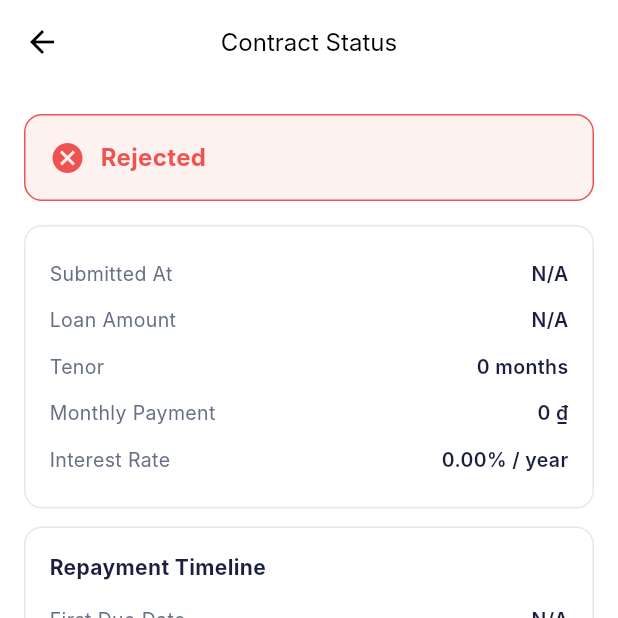
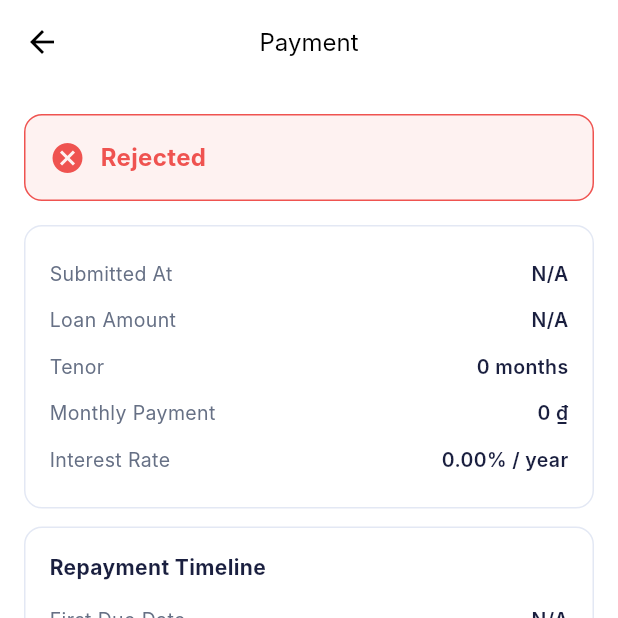
Before and after one commit to blacki0214/creditscoringapp, a Flutter app: the ApplicationContractStatusPage screen opened directly with empty values, on a phone screen of 412 x 824 dp, the top half of it. Run offline on Flutter 3.47's test engine with Material 3 defaults, Android fonts, the phone set to English and light mode, and no system bars; our stand-ins replace camera, cloud_firestore, file_picker, firebase_auth, firebase_core, firebase_messaging and 8 more; accounts and stored records are empty; generated files the repository leaves out were written again; network calls fail; Roboto replaces fonts that are missing (Inter); statements that could not run were skipped.

Commit message:
Refactor ApplicationContractStatusPage and MainShell for improved navigation and UI consistency

```diff
--- a/lib/home/application_contract_status_page.dart
+++ b/lib/home/application_contract_status_page.dart
@@ -76,7 +76,6 @@ class _ApplicationContractStatusPageState extends State<ApplicationContractStatu
 
     final dateTimePattern = isVietnamese ? 'dd/MM/yyyy HH:mm' : 'dd/MM/yyyy HH:mm';
     final datePattern = isVietnamese ? 'dd/MM/yyyy' : 'dd/MM/yyyy';
-    final monthYearPattern = isVietnamese ? 'MM/yyyy' : 'MMM yyyy';
     final naText = context.t('N/A', 'Không có');
 
     return Scaffold(
@@ -89,7 +88,7 @@ class _ApplicationContractStatusPageState extends State<ApplicationContractStatu
           onPressed: () => Navigator.pop(context),
         ),
         title: Text(
-          context.t('Contract Status', 'Trạng thái hợp đồng'),
+          context.t('Payment', 'Thanh toán'),
           style: const TextStyle(color: Colors.black, fontSize: 16),
         ),
       ),
@@ -199,55 +198,7 @@ class _ApplicationContractStatusPageState extends State<ApplicationContractStatu
               if (isApproved && tenorMonths != null && monthlyPayment != null) ...[
                 const SizedBox(height: 12),
                 _buildCard(
-                  title: context.t('Installment Schedule', 'Lịch trả góp'),
                   children: [
-                    Container(
-                      padding: const EdgeInsets.all(12),
-                      decoration: BoxDecoration(
-                        color: const Color(0xFFF5F7FA),
-                        borderRadius: BorderRadius.circular(8),
-                      ),
-                      child: Column(
-                        children: [
-                          Row(
-                            mainAxisAlignment: MainAxisAlignment.spaceBetween,
-                            children: [
-                              Text(
-                                context.t(
-                                  'Total Installments: $tenorMonths',
-                                  'Tổng số kỳ: $tenorMonths',
-                                ),
-                                style: const TextStyle(
-                                  fontSize: 13,
-                                  fontWeight: FontWeight.w600,
-                                  color: Color(0xFF1A1F3F),
-                                ),
-                              ),
-                              Text(
-                                currencyFormat.format(monthlyPayment),
-                                style: const TextStyle(
-                                  fontSize: 13,
-                                  fontWeight: FontWeight.w600,
-                                  color: Color(0xFF4CAF50),
-                                ),
-                              ),
-                            ],
-                          ),
-                          const SizedBox(height: 8),
-                          Text(
-                            context.t(
-                              'Monthly payment of ${currencyFormat.format(monthlyPayment)} starts from ${firstDueDate != null ? DateFormat('MMM yyyy').format(firstDueDate) : ""}',
-                              'Khoản trả hàng tháng ${currencyFormat.format(monthlyPayment)} bắt đầu từ ${firstDueDate != null ? DateFormat(monthYearPattern).format(firstDueDate) : ""}',
-                            ),
-                            style: const TextStyle(
-                              fontSize: 12,
-                              color: Color(0xFF667085),
-                            ),
-                          ),
-                        ],
-                      ),
-                    ),
-                    const SizedBox(height: 10),
                     if (!_paymentSuccessThisMonth)
                       SizedBox(
                         width: double.infinity,
--- a/lib/home/home_page.dart
+++ b/lib/home/home_page.dart
@@ -830,13 +830,12 @@ class _HomePageState extends State<HomePage> {
           return Expanded(
             child: GestureDetector(
               onTap: () {
+                if (_selectedHomeTab == index) return;
                 setState(() {
                   _selectedHomeTab = index;
                 });
               },
-              child: AnimatedContainer(
-                duration: const Duration(milliseconds: 220),
-                curve: Curves.easeOut,
+              child: Container(
                 padding: const EdgeInsets.symmetric(vertical: 12),
                 decoration: BoxDecoration(
                   color: isSelected ? Colors.white : Colors.transparent,
```
Also changed, not shown: lib/home/main_shell.dart (+19 -50 lines).
